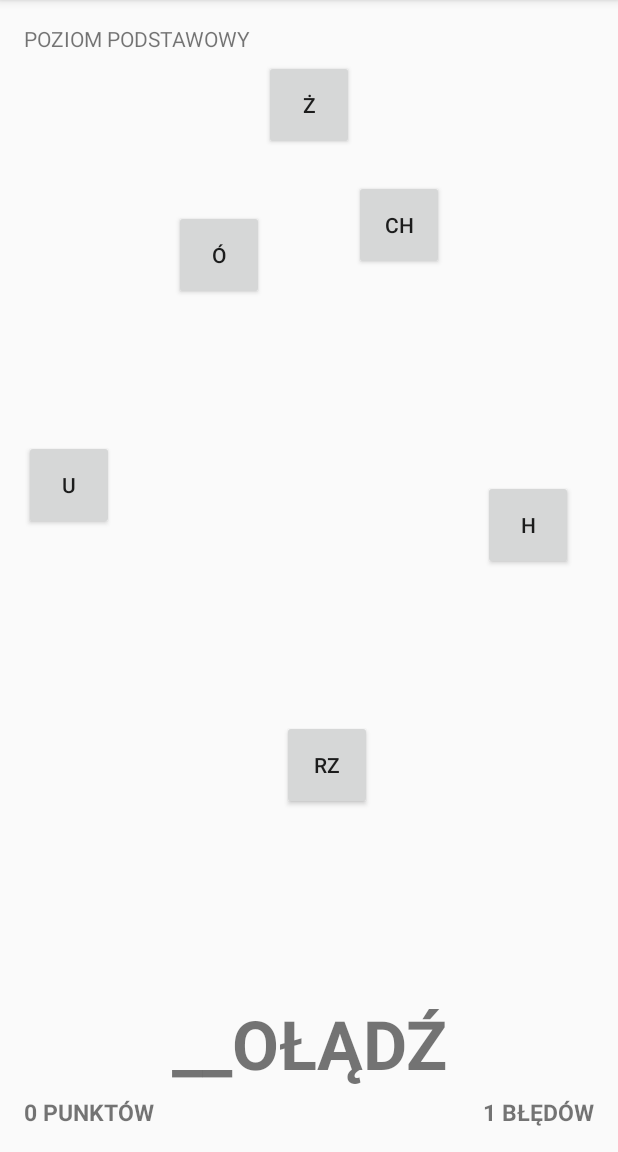
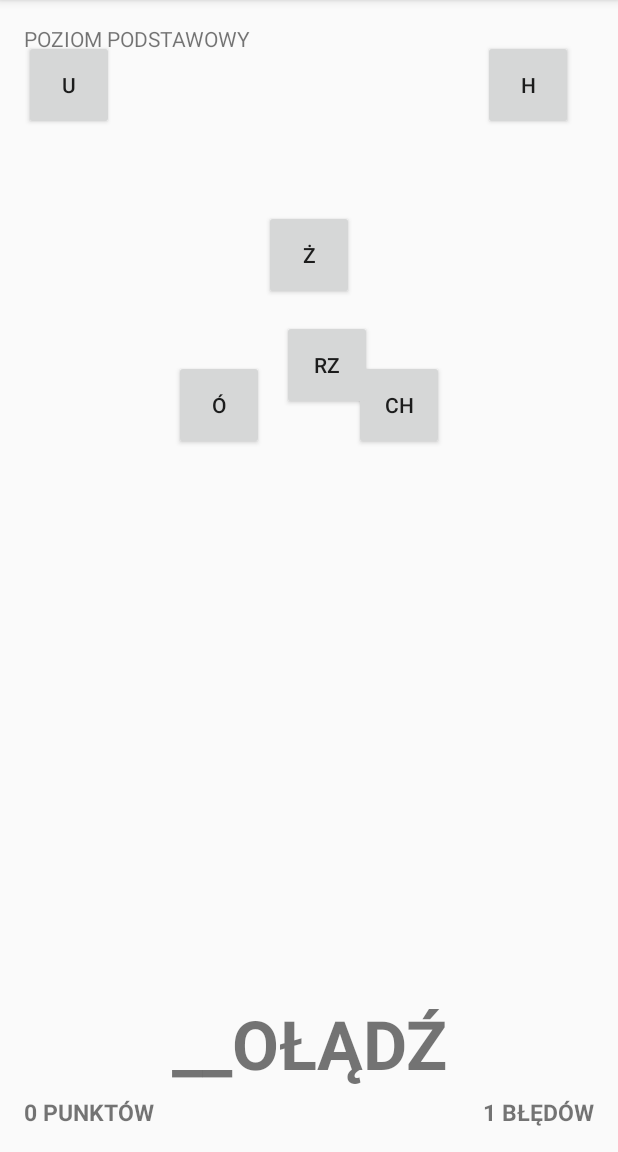
Before and after one commit to dkrzyszczyk/Projects, an Android app: the OrtoActivity screen opened directly, with no data from a screen before it, after a tap on "CH", on a phone screen of 412 x 824 dp, the part 84-1236 px from its top. Run offline under Robolectric (Android 15) with nearby library versions, the phone set to English and light mode, and no system bars.

Commit message:
letters falling to set height of the screen TODO: ranking javadoc

```diff
--- a/Ortogami/app/src/main/java/com/example/dominika/ortogami/OrtoActivity.java
+++ b/Ortogami/app/src/main/java/com/example/dominika/ortogami/OrtoActivity.java
@@ -61,7 +61,7 @@ public class OrtoActivity extends AppCompatActivity implements View.OnClickListe
         //sprawdzaj wysokość ekranu tylko jeden raz przy uruchamianiu aplikacji
         DisplayMetrics displaymetrics = new DisplayMetrics();
         getWindowManager().getDefaultDisplay().getMetrics(displaymetrics);
-        height = displaymetrics.heightPixels;
+        height = displaymetrics.heightPixels - 700;
 
         this.buttonH = (Button) findViewById(R.id.buttonH);
         buttonH.setOnClickListener(this);
--- a/Ortogami/app/src/main/java/com/example/dominika/ortogami/OrtoGramiActivity.java
+++ b/Ortogami/app/src/main/java/com/example/dominika/ortogami/OrtoGramiActivity.java
@@ -62,7 +62,7 @@ public class OrtoGramiActivity extends AppCompatActivity implements View.OnClick
         //sprawdzaj wysokość ekranu tylko jeden raz przy uruchamianiu aplikacji
         DisplayMetrics displaymetrics = new DisplayMetrics();
         getWindowManager().getDefaultDisplay().getMetrics(displaymetrics);
-        height = displaymetrics.heightPixels;
+        height = displaymetrics.heightPixels - 700;
 
         this.buttonH = (Button) findViewById(R.id.buttonH);
         buttonH.setOnClickListener(this);
--- a/Ortogami/app/src/main/res/layout/activity_orto.xml
+++ b/Ortogami/app/src/main/res/layout/activity_orto.xml
@@ -33,7 +33,7 @@
         android:textStyle="bold"/>
 
     <TextView
-        android:text="0 BLĘDÓW"
+        android:text="0 BŁĘDÓW"
         android:layout_width="wrap_content"
         android:layout_height="wrap_content"
         android:id="@+id/textScoreN"
--- a/Ortogami/app/src/main/res/layout/activity_orto_grami.xml
+++ b/Ortogami/app/src/main/res/layout/activity_orto_grami.xml
@@ -33,7 +33,7 @@
  />
 
     <TextView
-        android:text="0 BLĘDÓW"
+        android:text="0 BŁĘDÓW"
         android:layout_width="wrap_content"
         android:layout_height="wrap_content"
         android:id="@+id/textScoreNOG"
```
